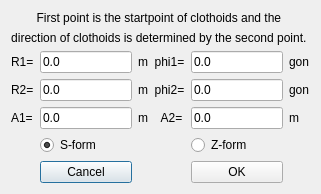
The window that src/OpenInfraPlatform/Forms/CreateArcClothoidClothoidArc.ui (bbrangeo/OpenInfraPlatform) describes before a commit, drawn with Qt 5.
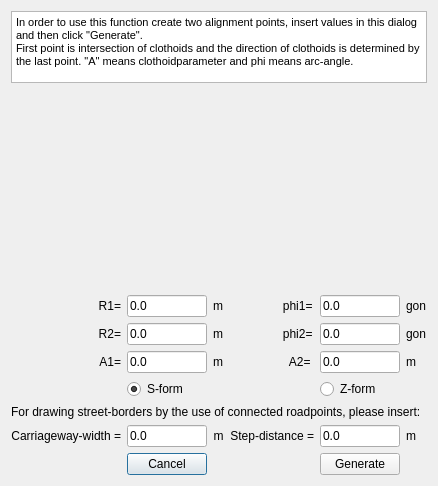
The same window after the commit.

```diff
--- a/src/OpenInfraPlatform/Forms/CreateArcClothoidClothoidArc.ui
+++ b/src/OpenInfraPlatform/Forms/CreateArcClothoidClothoidArc.ui
@@ -6,154 +6,50 @@
    <rect>
     <x>0</x>
     <y>0</y>
-    <width>289</width>
-    <height>180</height>
+    <width>406</width>
+    <height>486</height>
    </rect>
   </property>
   <property name="windowTitle">
    <string>Create-Arc-Clothoid-Clothoid-Arc</string>
   </property>
   <layout class="QGridLayout" name="gridLayout">
-   <item row="8" column="1">
-    <widget class="QPushButton" name="pushButtonCancel">
+   <item row="5" column="4">
+    <widget class="QLabel" name="label_6">
      <property name="text">
-      <string>Cancel</string>
+      <string>m</string>
      </property>
     </widget>
    </item>
-   <item row="8" column="3">
-    <widget class="QPushButton" name="pushButtonGenerate">
+   <item row="5" column="3">
+    <widget class="QLineEdit" name="lineEdit_A2">
      <property name="text">
-      <string>OK</string>
-     </property>
-    </widget>
-   </item>
-   <item row="3" column="3">
-    <widget class="QLineEdit" name="lineEdit_phi2">
-     <property name="text">
       <string>0.0</string>
      </property>
     </widget>
    </item>
-   <item row="3" column="1">
-    <widget class="QLineEdit" name="lineEdit_R2">
-     <property name="text">
-      <string>0.0</string>
-     </property>
-    </widget>
-   </item>
-   <item row="2" column="1">
-    <widget class="QLineEdit" name="lineEdit_R1">
-     <property name="text">
-      <string>0.0</string>
-     </property>
-    </widget>
-   </item>
-   <item row="4" column="1">
-    <widget class="QLineEdit" name="lineEdit_A1">
-     <property name="text">
-      <string>0.0</string>
-     </property>
-    </widget>
-   </item>
-   <item row="2" column="0">
-    <widget class="QLabel" name="label_3">
-     <property name="text">
-      <string>R1=</string>
-     </property>
-    </widget>
-   </item>
-   <item row="3" column="0">
-    <widget class="QLabel" name="label_7">
-     <property name="text">
-      <string>R2=</string>
-     </property>
-    </widget>
-   </item>
-   <item row="4" column="0">
-    <widget class="QLabel" name="label_8">
-     <property name="text">
-      <string>A1=</string>
-     </property>
-    </widget>
-   </item>
-   <item row="3" column="2">
-    <widget class="QLabel" name="label_9">
-     <property name="text">
-      <string>m  phi2=</string>
-     </property>
-    </widget>
-   </item>
-   <item row="2" column="2">
-    <widget class="QLabel" name="label_10">
-     <property name="text">
-      <string>m  phi1=</string>
-     </property>
-    </widget>
-   </item>
    <item row="4" column="2">
+    <widget class="QLabel" name="label_9">
+     <property name="text">
+      <string>m                  phi2=</string>
+     </property>
+    </widget>
+   </item>
+   <item row="5" column="2">
     <widget class="QLabel" name="label_11">
      <property name="text">
-      <string>m    A2=</string>
+      <string>m                    A2=</string>
      </property>
     </widget>
    </item>
-   <item row="2" column="3">
+   <item row="3" column="3">
     <widget class="QLineEdit" name="lineEdit_phi1">
      <property name="text">
       <string>0.0</string>
      </property>
     </widget>
    </item>
-   <item row="4" column="3">
-    <widget class="QLineEdit" name="lineEdit_A2">
-     <property name="text">
-      <string>0.0</string>
-     </property>
-    </widget>
-   </item>
-   <item row="0" column="0" colspan="5">
-    <widget class="QLabel" name="label_2">
-     <property name="text">
-      <string>First point is the startpoint of clothoids and the </string>
-     </property>
-     <property name="alignment">
-      <set>Qt::AlignCenter</set>
-     </property>
-    </widget>
-   </item>
-   <item row="1" column="0" colspan="5">
-    <widget class="QLabel" name="label">
-     <property name="text">
-      <string>direction of clothoids is determined by the second point. </string>
-     </property>
-     <property name="alignment">
-      <set>Qt::AlignCenter</set>
-     </property>
-    </widget>
-   </item>
-   <item row="4" column="4">
-    <widget class="QLabel" name="label_6">
-     <property name="text">
-      <string>m</string>
-     </property>
-    </widget>
-   </item>
-   <item row="3" column="4">
-    <widget class="QLabel" name="label_4">
-     <property name="text">
-      <string>gon</string>
-     </property>
-    </widget>
-   </item>
-   <item row="2" column="4">
-    <widget class="QLabel" name="label_5">
-     <property name="text">
-      <string>gon</string>
-     </property>
-    </widget>
-   </item>
-   <item row="5" column="1">
+   <item row="6" column="1">
     <widget class="QRadioButton" name="radioButton_S">
      <property name="text">
       <string>S-form</string>
@@ -163,7 +59,26 @@
      </property>
     </widget>
    </item>
-   <item row="5" column="3">
+   <item row="4" column="4">
+    <widget class="QLabel" name="label_4">
+     <property name="text">
+      <string>gon</string>
+     </property>
+    </widget>
+   </item>
+   <item row="0" column="0" colspan="5">
+    <widget class="QTextBrowser" name="textBrowser">
+     <property name="html">
+      <string>&lt;!DOCTYPE HTML PUBLIC &quot;-//W3C//DTD HTML 4.0//EN&quot; &quot;http://www.w3.org/TR/REC-html40/strict.dtd&quot;&gt;
+&lt;html&gt;&lt;head&gt;&lt;meta name=&quot;qrichtext&quot; content=&quot;1&quot; /&gt;&lt;style type=&quot;text/css&quot;&gt;
+p, li { white-space: pre-wrap; }
+&lt;/style&gt;&lt;/head&gt;&lt;body style=&quot; font-family:'MS Shell Dlg 2'; font-size:8.25pt; font-weight:400; font-style:normal;&quot;&gt;
+&lt;p style=&quot; margin-top:0px; margin-bottom:0px; margin-left:0px; margin-right:0px; -qt-block-indent:0; text-indent:0px;&quot;&gt;In order to use this function create two alignment points, insert values in this dialog and then click &amp;quot;Generate&amp;quot;.&lt;/p&gt;
+&lt;p style=&quot; margin-top:0px; margin-bottom:0px; margin-left:0px; margin-right:0px; -qt-block-indent:0; text-indent:0px;&quot;&gt;First point is intersection of clothoids and the direction of clothoids is determined by the last point. &amp;quot;A&amp;quot; means clothoidparameter and phi means arc-angle.&lt;/p&gt;&lt;/body&gt;&lt;/html&gt;</string>
+     </property>
+    </widget>
+   </item>
+   <item row="6" column="3">
     <widget class="QRadioButton" name="radioButton_Z">
      <property name="text">
       <string>Z-form</string>
@@ -173,6 +88,156 @@
      </property>
     </widget>
    </item>
+   <item row="4" column="0">
+    <widget class="QLabel" name="label_7">
+     <property name="text">
+      <string>R2=</string>
+     </property>
+     <property name="alignment">
+      <set>Qt::AlignRight|Qt::AlignTrailing|Qt::AlignVCenter</set>
+     </property>
+    </widget>
+   </item>
+   <item row="3" column="4">
+    <widget class="QLabel" name="label_5">
+     <property name="text">
+      <string>gon</string>
+     </property>
+    </widget>
+   </item>
+   <item row="5" column="1">
+    <widget class="QLineEdit" name="lineEdit_A1">
+     <property name="text">
+      <string>0.0</string>
+     </property>
+    </widget>
+   </item>
+   <item row="3" column="2">
+    <widget class="QLabel" name="label_10">
+     <property name="text">
+      <string>m                  phi1=</string>
+     </property>
+    </widget>
+   </item>
+   <item row="3" column="0">
+    <widget class="QLabel" name="label_3">
+     <property name="text">
+      <string>R1=</string>
+     </property>
+     <property name="alignment">
+      <set>Qt::AlignRight|Qt::AlignTrailing|Qt::AlignVCenter</set>
+     </property>
+    </widget>
+   </item>
+   <item row="3" column="1">
+    <widget class="QLineEdit" name="lineEdit_R1">
+     <property name="text">
+      <string>0.0</string>
+     </property>
+    </widget>
+   </item>
+   <item row="4" column="3">
+    <widget class="QLineEdit" name="lineEdit_phi2">
+     <property name="text">
+      <string>0.0</string>
+     </property>
+    </widget>
+   </item>
+   <item row="5" column="0">
+    <widget class="QLabel" name="label_8">
+     <property name="text">
+      <string>A1=</string>
+     </property>
+     <property name="alignment">
+      <set>Qt::AlignRight|Qt::AlignTrailing|Qt::AlignVCenter</set>
+     </property>
+    </widget>
+   </item>
+   <item row="10" column="1">
+    <widget class="QPushButton" name="pushButtonCancel">
+     <property name="text">
+      <string>Cancel</string>
+     </property>
+    </widget>
+   </item>
+   <item row="10" column="3">
+    <widget class="QPushButton" name="pushButtonGenerate">
+     <property name="text">
+      <string>Generate</string>
+     </property>
+    </widget>
+   </item>
+   <item row="4" column="1">
+    <widget class="QLineEdit" name="lineEdit_R2">
+     <property name="text">
+      <string>0.0</string>
+     </property>
+    </widget>
+   </item>
+   <item row="1" column="0" colspan="5">
+    <widget class="QLabel" name="labelPicture">
+     <property name="minimumSize">
+      <size>
+       <width>0</width>
+       <height>200</height>
+      </size>
+     </property>
+     <property name="text">
+      <string/>
+     </property>
+     <property name="scaledContents">
+      <bool>false</bool>
+     </property>
+    </widget>
+   </item>
+   <item row="8" column="2">
+    <widget class="QLabel" name="label_16">
+     <property name="text">
+      <string>m  Step-distance =</string>
+     </property>
+     <property name="alignment">
+      <set>Qt::AlignRight|Qt::AlignTrailing|Qt::AlignVCenter</set>
+     </property>
+    </widget>
+   </item>
+   <item row="8" column="3">
+    <widget class="QLineEdit" name="lineEdit_d">
+     <property name="text">
+      <string>0.0</string>
+     </property>
+    </widget>
+   </item>
+   <item row="8" column="1">
+    <widget class="QLineEdit" name="lineEdit_c">
+     <property name="text">
+      <string>0.0</string>
+     </property>
+    </widget>
+   </item>
+   <item row="8" column="4">
+    <widget class="QLabel" name="label_15">
+     <property name="text">
+      <string>m</string>
+     </property>
+    </widget>
+   </item>
+   <item row="8" column="0">
+    <widget class="QLabel" name="label_14">
+     <property name="text">
+      <string>Carriageway-width =</string>
+     </property>
+     <property name="alignment">
+      <set>Qt::AlignRight|Qt::AlignTrailing|Qt::AlignVCenter</set>
+     </property>
+    </widget>
+   </item>
+   <item row="7" column="0" colspan="5">
+    <widget class="QLabel" name="label_12">
+     <property name="text">
+      <string>For drawing street-borders by the use of connected roadpoints, please insert:</string>
+     </property>
+    </widget>
+   </item>
   </layout>
  </widget>
  <resources/>
```
